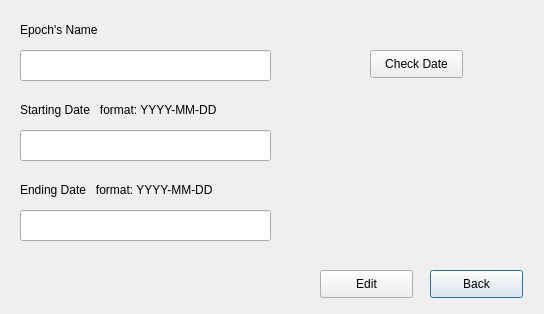
Before: the Qt Designer form src/dialogeditexams.ui in MarioFernandes73/FEUP_IART, drawn with Qt 5.
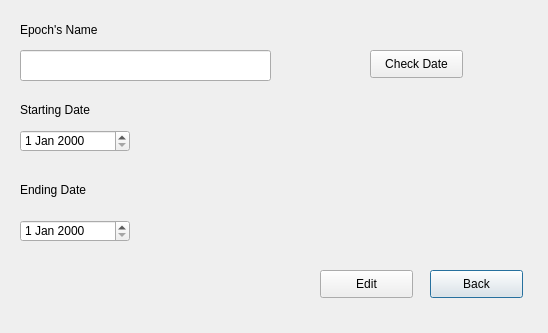
After: the same form once the commit is applied.

Commit message: update edit epoch / fix sql db

```diff
--- a/src/dialogeditexams.ui
+++ b/src/dialogeditexams.ui
@@ -6,8 +6,8 @@
    <rect>
     <x>0</x>
     <y>0</y>
-    <width>544</width>
-    <height>314</height>
+    <width>548</width>
+    <height>333</height>
    </rect>
   </property>
   <property name="windowTitle">
@@ -62,16 +62,6 @@
     <string>Edit</string>
    </property>
   </widget>
-  <widget class="QLineEdit" name="startingDate">
-   <property name="geometry">
-    <rect>
-     <x>20</x>
-     <y>130</y>
-     <width>251</width>
-     <height>31</height>
-    </rect>
-   </property>
-  </widget>
   <widget class="QLabel" name="label_2">
    <property name="geometry">
     <rect>
@@ -82,17 +72,7 @@
     </rect>
    </property>
    <property name="text">
-    <string>Starting Date   format: YYYY-MM-DD</string>
-   </property>
-  </widget>
-  <widget class="QLineEdit" name="endingDate">
-   <property name="geometry">
-    <rect>
-     <x>20</x>
-     <y>210</y>
-     <width>251</width>
-     <height>31</height>
-    </rect>
+    <string>Starting Date</string>
    </property>
   </widget>
   <widget class="QLabel" name="label_3">
@@ -105,7 +85,7 @@
     </rect>
    </property>
    <property name="text">
-    <string>Ending Date   format: YYYY-MM-DD</string>
+    <string>Ending Date</string>
    </property>
   </widget>
   <widget class="QPushButton" name="pushButton_2">
@@ -134,6 +114,26 @@
     <string/>
    </property>
   </widget>
+  <widget class="QDateEdit" name="startDateEdit">
+   <property name="geometry">
+    <rect>
+     <x>20</x>
+     <y>130</y>
+     <width>110</width>
+     <height>22</height>
+    </rect>
+   </property>
+  </widget>
+  <widget class="QDateEdit" name="endDateEdit">
+   <property name="geometry">
+    <rect>
+     <x>20</x>
+     <y>220</y>
+     <width>110</width>
+     <height>22</height>
+    </rect>
+   </property>
+  </widget>
  </widget>
  <resources/>
  <connections>
```
The commit also changes 4 other files.
